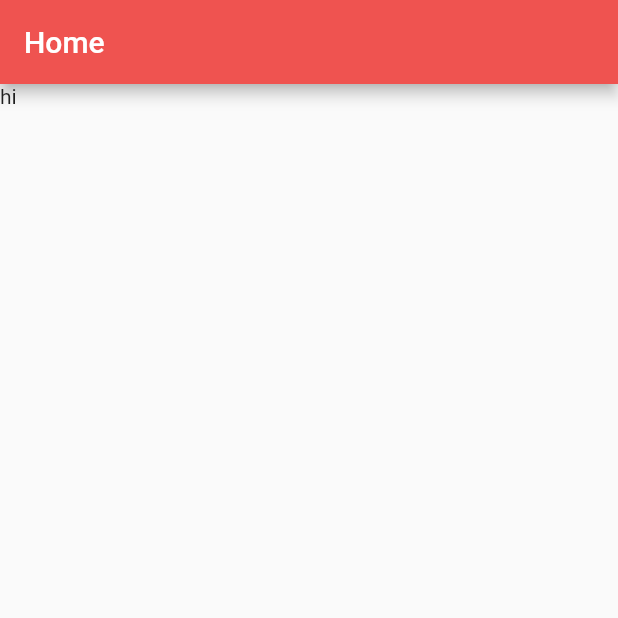
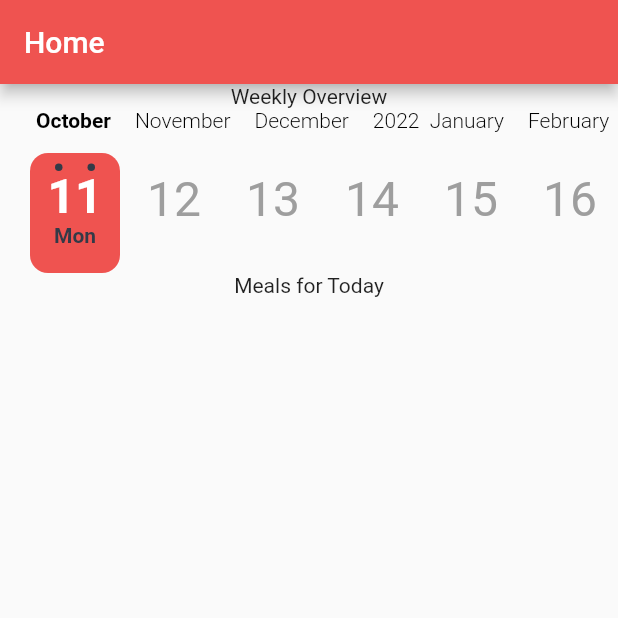
Before and after one commit to Jessica-Trujillo/MealPrep, a Flutter app: the HomePage screen opened directly, on a phone screen of 412 x 824 dp, the top half of it. Run offline on Flutter 3.47's test engine with Material 2 defaults, Android fonts, the phone set to English and light mode, and no system bars; drawn by our look-alikes of calendar_timeline; our stand-ins replace cloud_firestore, firebase_auth, firebase_core, flutter_calendar_carousel; missing offline and left inert: cloud_firestore_web, firebase_auth_web, firebase_core_web; accounts and stored records are empty.

Commit message:
Implemented basic weekly view

```diff
--- a/MealPrep/lib/Home/HomePage.dart
+++ b/MealPrep/lib/Home/HomePage.dart
@@ -1,5 +1,6 @@
 import 'package:flutter/material.dart';
 import 'package:foodplanapp/MyColors.dart';
+import 'package:calendar_timeline/calendar_timeline.dart';
 
 class HomePage extends StatefulWidget {
   @override
@@ -9,8 +10,41 @@ class HomePage extends StatefulWidget {
 }
 
 class _HomePageState extends State<HomePage> {
+  DateTime _selectedDate = DateTime.now();
+
+  @override
+  void initState() {
+    super.initState();
+    _resetSelectedDate();
+  }
+
+  void _resetSelectedDate() {
+    _selectedDate = DateTime.now().add(Duration(days: 5));
+  }
+
   @override
   Widget build(BuildContext context) {
+    CalendarTimeline _calendarTimeline = CalendarTimeline(
+      showYears: true,
+      initialDate: _selectedDate,
+      firstDate: DateTime.now(),
+      lastDate: DateTime.now().add(Duration(days: 365)),
+      onDateSelected: (date) {
+        setState(() {
+          _selectedDate = date!;
+        });
+      },
+      leftMargin: 20,
+      monthColor: Colors.black,
+      dayColor: Colors.grey,
+      dayNameColor: Color(0xFF333A47),
+      activeDayColor: Colors.white,
+      activeBackgroundDayColor: MyColors.accentColor,
+      dotsColor: Color(0xFF333A47),
+      selectableDayPredicate: (date) => date.day != 23,
+      locale: 'en',
+    );
+
     return Scaffold(
       appBar: AppBar(
         backgroundColor: MyColors.accentColor,
@@ -18,9 +52,9 @@ class _HomePageState extends State<HomePage> {
       ),
       body: Column(
         children: <Widget>[
-          Expanded(
-            child: Text('hi'),
-          )
+          Text('Weekly Overview'),
+          _calendarTimeline,
+          Text('Meals for Today')
         ],
       ),
     );
--- a/MealPrep/pubspec.yaml
+++ b/MealPrep/pubspec.yaml
@@ -22,6 +22,7 @@ dependencies:
   english_words: ^4.0.0
   http: ^0.13.3
   flutter_calendar_carousel: ^2.0.3
+  calendar_timeline: ^1.0.3-null-safety.0
 
 dev_dependencies:
   flutter_test:
```
